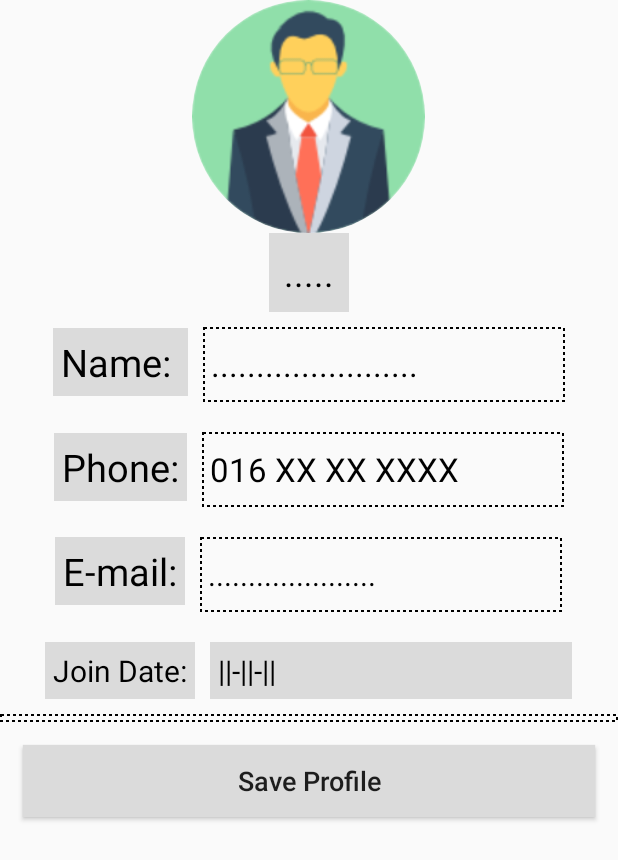
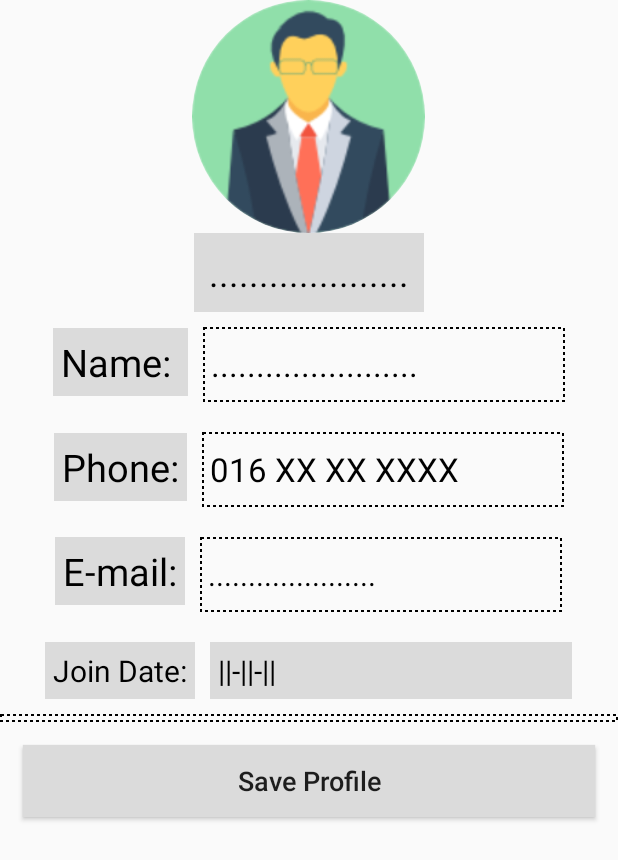
Before and after one commit to ski96277/OfficeManageMentAPP, an Android app: the layout edit_employee_profile.xml on its own in the app's theme, with its tools: preview values and no code run, on a phone screen of 412 x 824 dp. Shown: the top 860 px of the screen. Run offline under Robolectric (Android 15) with nearby library versions, the phone set to English and light mode, and no system bars.

Commit message:
some change

```diff
--- a/app/src/main/java/com/rocketechit/officemanagementapp/Activity/MainActivity_Employee.java
+++ b/app/src/main/java/com/rocketechit/officemanagementapp/Activity/MainActivity_Employee.java
@@ -1,6 +1,5 @@
 package com.rocketechit.officemanagementapp.Activity;
 
-import android.content.DialogInterface;
 import android.content.Intent;
 import android.os.Bundle;
 
@@ -9,8 +8,6 @@ import com.google.android.gms.tasks.Task;
 import com.google.android.material.navigation.NavigationView;
 import com.google.firebase.auth.FirebaseAuth;
 import com.google.firebase.auth.FirebaseUser;
-import com.google.firebase.database.FirebaseDatabase;
-import com.rocketechit.officemanagementapp.FragmentClass.Admin.Employee_Information_F;
 import com.rocketechit.officemanagementapp.FragmentClass.Employee.Employee_Home;
 import com.rocketechit.officemanagementapp.FragmentClass.Employee.Employee_Profile_F;
 import com.rocketechit.officemanagementapp.FragmentClass.Employee.My_Attendance_F;
@@ -19,7 +16,6 @@ import com.rocketechit.officemanagementapp.R;
 
 import androidx.annotation.NonNull;
 import androidx.appcompat.app.AlertDialog;
-import androidx.appcompat.widget.AppCompatSpinner;
 import androidx.core.view.GravityCompat;
 import androidx.drawerlayout.widget.DrawerLayout;
 import androidx.appcompat.app.ActionBarDrawerToggle;
--- a/app/src/main/java/com/rocketechit/officemanagementapp/Activity/SignUPActivity.java
+++ b/app/src/main/java/com/rocketechit/officemanagementapp/Activity/SignUPActivity.java
@@ -150,8 +150,10 @@ public class SignUPActivity extends AppCompatActivity {
                                     registrationProgress.dismiss();
                                     databaseReference.child("Company").child(userID).setValue(company_information);
                                     Toasty.success(this, "Success", Toast.LENGTH_SHORT, true).show();
-                                    startActivity(new Intent(SignUPActivity.this,MainActivity_Admin.class));
+                                    startActivity(new Intent(SignUPActivity.this, MainActivity_Admin.class));
                                     finish();
+                                    Toasty.info(SignUPActivity.this, "Click menu to Add new User", Toast.LENGTH_SHORT, true).show();
+
                                 } else {
                                     registrationProgress.dismiss();
                                     Toasty.error(this, "Failed to SignUp", Toast.LENGTH_SHORT, true).show();
--- a/app/src/main/java/com/rocketechit/officemanagementapp/FragmentClass/Admin/EmployeeList.java
+++ b/app/src/main/java/com/rocketechit/officemanagementapp/FragmentClass/Admin/EmployeeList.java
@@ -66,10 +66,6 @@ public class EmployeeList extends Fragment {
         userID = getUserID();
 //get Employee Information as a list
         employee_informations = getUserData();
-        if (employee_informations.isEmpty()){
-            Toasty.info(getContext(), "Click menu to Add new User", Toast.LENGTH_SHORT, true).show();
-        }
-
         GridLayoutManager gridLayoutManager = new GridLayoutManager(getContext(), 2);
         employeeListRecyclerID.setLayoutManager(gridLayoutManager);
         EmployeeList_Adapter adapterClass_recycler = new EmployeeList_Adapter(getContext(), employee_informations);
--- a/app/src/main/res/layout/edit_employee_profile.xml
+++ b/app/src/main/res/layout/edit_employee_profile.xml
@@ -23,7 +23,7 @@
             android:layout_height="wrap_content"
             android:background="#DBDBDB"
             android:padding="10dp"
-            android:text="....."
+            android:text="...................."
             android:textColor="#000"
             android:textSize="24sp" />
 
@@ -42,9 +42,7 @@
                 android:padding="5dp"
                 android:text="Name: "
                 android:textColor="#000"
-                android:textSize="25sp"
-
-                />
+                android:textSize="25sp"/>
 
             <EditText
                 android:id="@+id/employee_profileview_name_ET"
--- a/build.gradle
+++ b/build.gradle
@@ -7,7 +7,7 @@ buildscript {
     }
     dependencies {
         classpath 'com.android.tools.build:gradle:3.3.2'
-        classpath 'com.google.gms:google-services:4.2.0'        // NOTE: Do not place your application dependencies here; they belong
+        classpath 'com.google.gms:google-services:4.0.0'        // NOTE: Do not place your application dependencies here; they belong
         // in the individual module build.gradle files
     }
 }
```
Also changed, not shown: app/src/main/java/com/rocketechit/officemanagementapp/FragmentClass/Employee/Edit_employee_profile.java (+5 -6 lines).
